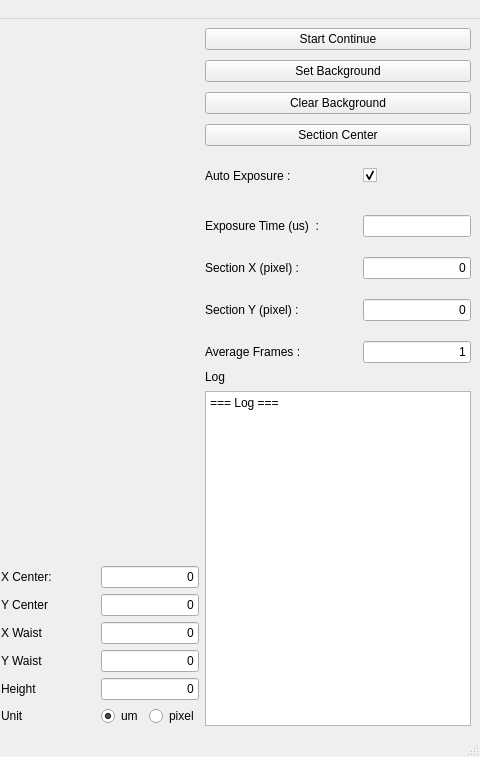
Above: FlirCamWindow.ui from cyqian97/FlirCamBeamFitter before the change; both pictures show x 610 to 1090 and y 0 to 757 of the 1090 by 757 pixel window. Below: the same form after it.
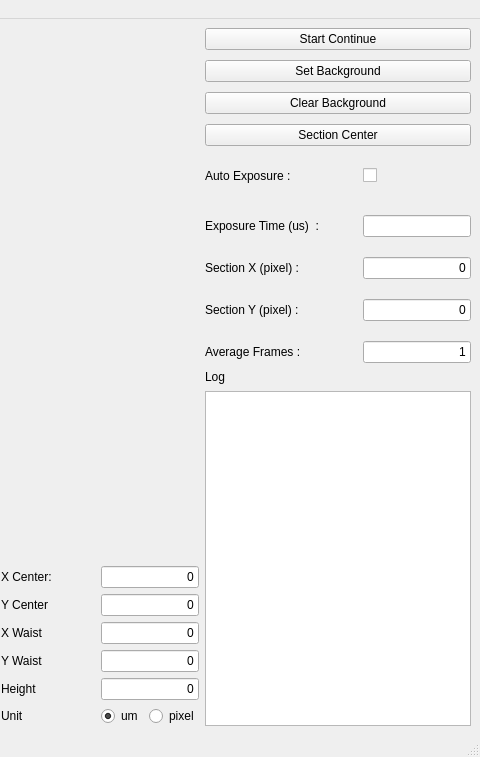
That is the form after the change.

Patch:
```diff
--- a/FlirCamWindow.ui
+++ b/FlirCamWindow.ui
@@ -368,7 +368,7 @@
                <string/>
               </property>
               <property name="checked">
-               <bool>true</bool>
+               <bool>false</bool>
               </property>
              </widget>
             </item>
@@ -386,8 +386,7 @@
         <item>
          <widget class="QPlainTextEdit" name="plainTextEditLog">
           <property name="plainText">
-           <string>=== Log ===
-</string>
+           <string/>
           </property>
          </widget>
         </item>
```
